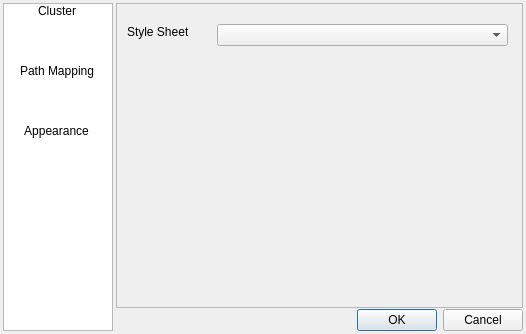
Old version of the form cecog/gui/preferences.ui in the repository CellCognition/cecog.
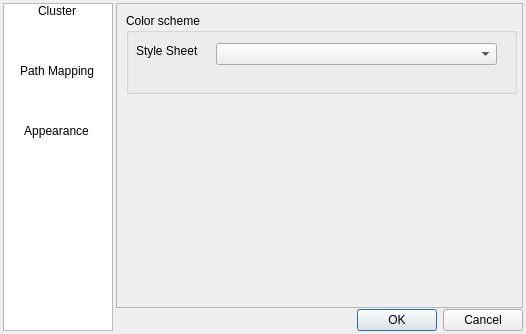
New version of the form. The open tabs and pages were chosen to show the change. Icons and pictures are not drawn.

What changed in the file:
```diff
--- a/cecog/gui/preferences.ui
+++ b/cecog/gui/preferences.ui
@@ -331,12 +331,24 @@
         </layout>
        </widget>
        <widget class="QWidget" name="stylesheet">
+        <widget class="QGroupBox" name="groupBox">
+         <property name="geometry">
+          <rect>
+           <x>9</x>
+           <y>9</y>
+           <width>391</width>
+           <height>81</height>
+          </rect>
+         </property>
+         <property name="title">
+          <string>Color scheme</string>
+         </property>
         <widget class="QComboBox" name="style_select">
          <property name="geometry">
           <rect>
-           <x>100</x>
-           <y>20</y>
-           <width>291</width>
+            <x>90</x>
+            <y>30</y>
+            <width>281</width>
            <height>22</height>
           </rect>
          </property>
@@ -345,7 +357,7 @@
          <property name="geometry">
           <rect>
            <x>10</x>
-           <y>20</y>
+            <y>30</y>
            <width>71</width>
            <height>16</height>
           </rect>
@@ -353,6 +365,7 @@
          <property name="text">
           <string>Style Sheet</string>
          </property>
+         </widget>
         </widget>
        </widget>
       </widget>
```
Left out of the diff: 2 changed lines with no effect on the pictures. Lines whose indentation alone changed are shown as unchanged.
